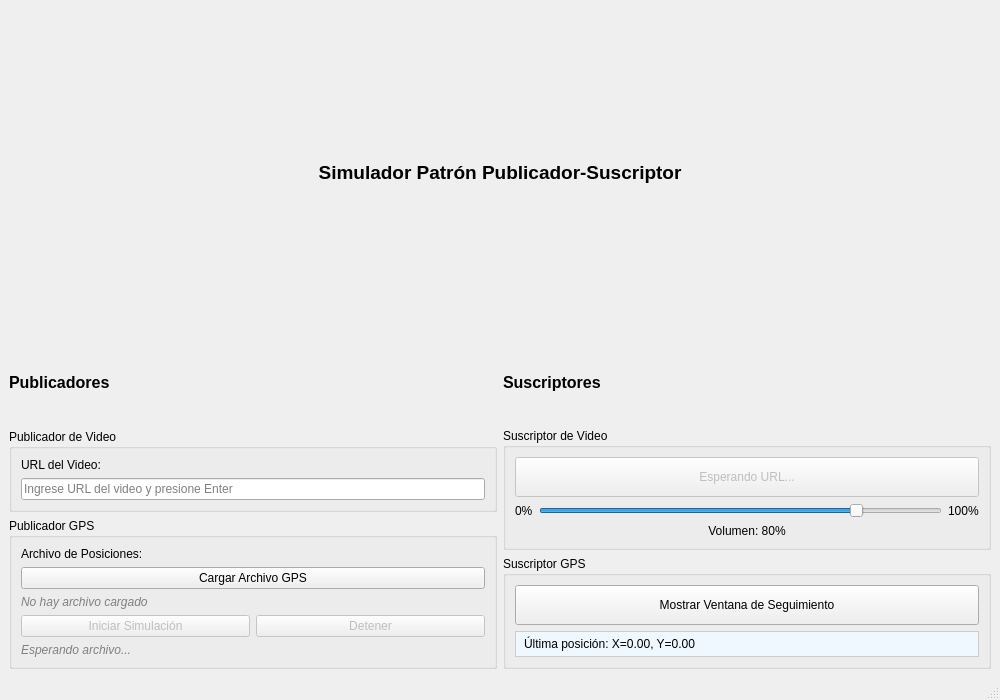
Qt form T3/Entrega/mainwindow.ui (ferna041/T1POO-) before a commit.
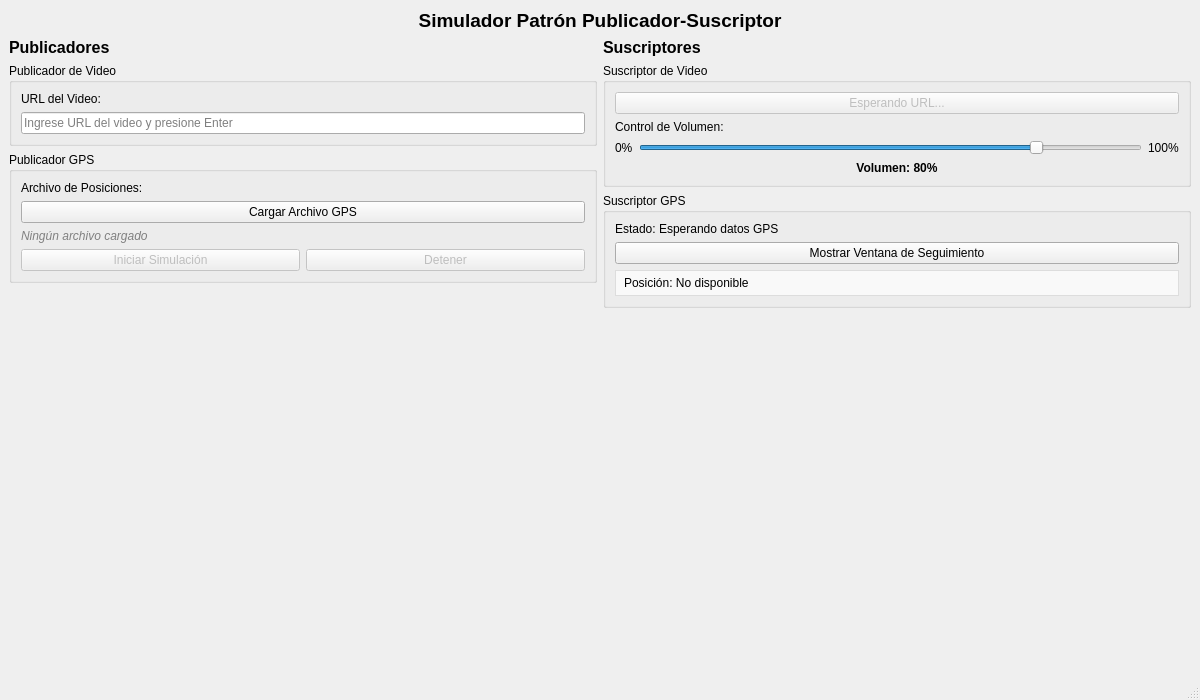
The same form after that commit.

Diff of the .ui file:
```diff
--- a/T3/Entrega/mainwindow.ui
+++ b/T3/Entrega/mainwindow.ui
@@ -6,13 +6,16 @@
    <rect>
     <x>0</x>
     <y>0</y>
-    <width>1000</width>
+    <width>1200</width>
     <height>700</height>
    </rect>
   </property>
   <property name="windowTitle">
    <string>Simulador Patrón Publicador-Suscriptor</string>
   </property>
+  <property name="styleSheet">
+   <string></string>
+  </property>
   <widget class="QWidget" name="centralwidget">
    <layout class="QVBoxLayout" name="mainVerticalLayout">
     <item>
@@ -96,7 +99,7 @@
            <item>
             <widget class="QLabel" name="fileStatusLabel">
              <property name="text">
-              <string>No hay archivo cargado</string>
+              <string>Ningún archivo cargado</string>
              </property>
              <property name="styleSheet">
               <string>color: gray; font-style: italic;</string>
@@ -127,19 +130,22 @@
              </item>
             </layout>
            </item>
-           <item>
-            <widget class="QLabel" name="gpsStatusLabel">
-             <property name="text">
-              <string>Esperando archivo...</string>
-             </property>
-             <property name="styleSheet">
-              <string>color: gray; font-style: italic;</string>
-             </property>
-            </widget>
-           </item>
           </layout>
          </widget>
         </item>
+        <item>
+         <spacer name="verticalSpacer">
+          <property name="orientation">
+           <enum>Qt::Vertical</enum>
+          </property>
+          <property name="sizeHint" stdset="0">
+           <size>
+            <width>20</width>
+            <height>40</height>
+           </size>
+          </property>
+         </spacer>
+        </item>
        </layout>
       </item>
       <item>
@@ -172,11 +178,12 @@
              <property name="enabled">
               <bool>false</bool>
              </property>
-             <property name="minimumSize">
-              <size>
-               <width>0</width>
-               <height>40</height>
-              </size>
+            </widget>
+           </item>
+           <item>
+            <widget class="QLabel" name="volumeLabel">
+             <property name="text">
+              <string>Control de Volumen:</string>
              </property>
             </widget>
            </item>
@@ -222,6 +229,9 @@
              <property name="alignment">
               <set>Qt::AlignCenter</set>
              </property>
+             <property name="styleSheet">
+              <string>font-weight: bold;</string>
+             </property>
             </widget>
            </item>
           </layout>
@@ -232,33 +242,50 @@
           <property name="title">
            <string>Suscriptor GPS</string>
           </property>
-          <layout class="QVBoxLayout" name="gpsSubscriberLayout">
+          <layout class="QVBoxLayout" name="gpsFollowerLayout">
+           <item>
+            <widget class="QLabel" name="gpsStatusLabel">
+             <property name="text">
+              <string>Estado: Esperando datos GPS</string>
+             </property>
+            </widget>
+           </item>
            <item>
             <widget class="QPushButton" name="showTrackingButton">
              <property name="text">
               <string>Mostrar Ventana de Seguimiento</string>
              </property>
-             <property name="minimumSize">
-              <size>
-               <width>0</width>
-               <height>40</height>
-              </size>
-             </property>
             </widget>
            </item>
            <item>
             <widget class="QLabel" name="lastPositionLabel">
              <property name="text">
-              <string>Última posición: X=0.00, Y=0.00</string>
+              <string>Posición: No disponible</string>
+             </property>
+             <property name="wordWrap">
+              <bool>true</bool>
              </property>
              <property name="styleSheet">
-              <string>background-color: #f0f8ff; padding: 5px; border: 1px solid #ccc;</string>
+              <string>padding: 5px; background-color: #f9f9f9; border: 1px solid #ddd;</string>
              </property>
             </widget>
            </item>
           </layout>
          </widget>
         </item>
+        <item>
+         <spacer name="verticalSpacer_2">
+          <property name="orientation">
+           <enum>Qt::Vertical</enum>
+          </property>
+          <property name="sizeHint" stdset="0">
+           <size>
+            <width>20</width>
+            <height>40</height>
+           </size>
+          </property>
+         </spacer>
+        </item>
        </layout>
       </item>
      </layout>
```
Left out of the diff: 12 changed lines with no effect on the pictures.
